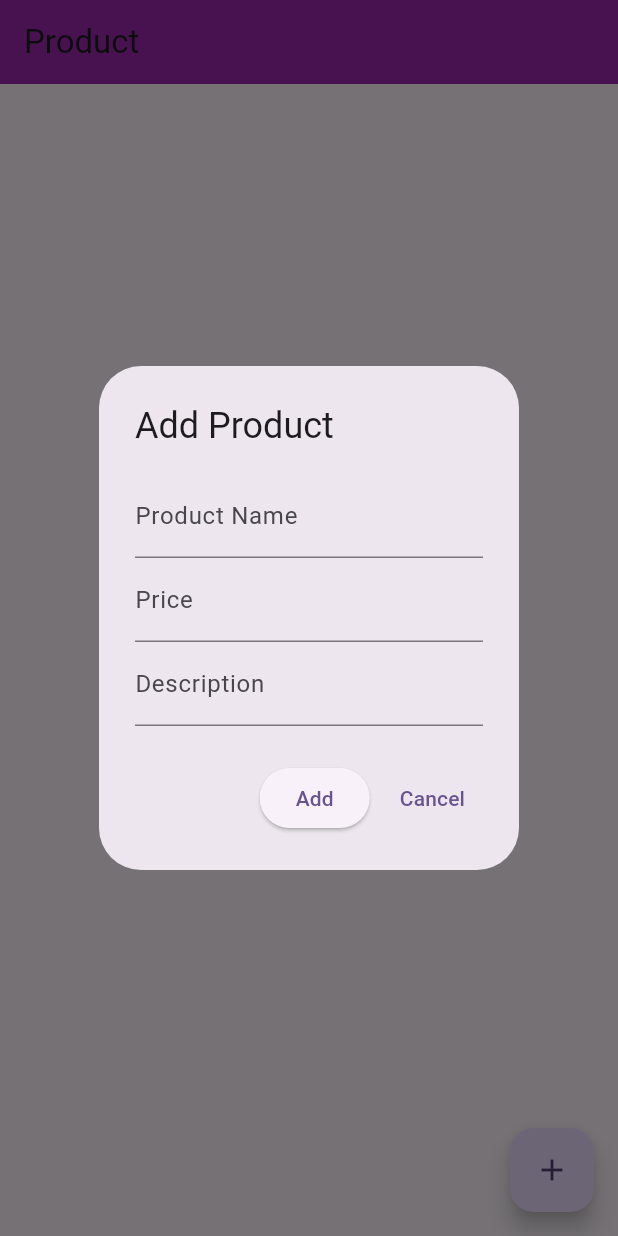
After one commit to P4korn/mobiledev2, a Flutter app: the ProductAPICall screen opened directly, after a tap on the "add" icon, on a phone screen of 412 x 824 dp. The commit adds this screen. Run offline on Flutter 3.47's test engine with Material 3 defaults, Android fonts, the phone set to English and light mode, and no system bars; our stand-ins replace cloud_firestore, firebase_core; accounts and stored records are empty; network calls fail.

Commit message:
homework3

```diff
--- /dev/null
+++ b/lib/Api_/product_api.dart
@@ -0,0 +1,76 @@
+import 'dart:convert';
+import 'package:flutter/material.dart';
+import 'package:http/http.dart' as http;
+import 'package:mobiledev2/model/product_data.dart';
+
+class ProductApiService {
+  static const String baseUrl = 'http://10.0.2.2:8001';
+
+  // Fetch (GET) Products
+  Future<List<ProductData>> fetchProducts() async {
+    try {
+      var response = await http.get(Uri.parse('$baseUrl/products'));
+      if (response.statusCode == 200) {
+        List<dynamic> jsonList = jsonDecode(response.body);
+        return jsonList.map((item) => ProductData.fromJson(item)).toList();
+      } else {
+        throw Exception("Failed to load products");
+      }
+    } catch (e) {
+      throw Exception("Error: $e");
+    }
+  }
+
+  // Create (POST) Product
+  Future<bool> createProduct(ProductData product) async {
+    try {
+      var response = await http.post(
+        Uri.parse('$baseUrl/products'),
+        headers: {"Content-Type": "application/json"},
+        body: jsonEncode(product.toJson()),
+      );
+
+      if (response.statusCode == 201) {
+        return true; // Product successfully created
+      } else {
+        return false; // Failed to create product
+      }
+    } catch (e) {
+      throw Exception("Error: $e");
+    }
+  }
+
+  Future<bool> updateProduct(ProductData product) async {
+    try {
+      final response = await http.put(
+        Uri.parse(
+            '$baseUrl/products/${product.id}'), // Use the product ID to update
+        headers: {"Content-Type": "application/json"},
+        body: jsonEncode(product.toJson()), // Convert object to JSON
+      );
+      if (response.statusCode == 200) {
+        return true;
+      } else {
+        return false;
+      }
+    } catch (e) {
+      throw Exception("Error: $e");
+    }
+
+// Return true if update is successful
+  }
+
+  Future<bool> deleteProduct(int id) async {
+    try {
+      final response = await http.delete(
+          Uri.parse('$baseUrl/products/$id')); // Use the product ID to delete
+      if (response.statusCode == 200) {
+        return true;
+      } else {
+        return false; // Return false if delete is unsuccessful
+      }
+    } catch (e) {
+      throw Exception("Error:$e");
+    }
+  }
+}
--- /dev/null
+++ b/lib/Api_/product_list.dart
@@ -0,0 +1,349 @@
+import 'dart:convert';
+
+import 'package:flutter/material.dart';
+import 'package:http/http.dart' as http;
+import 'package:mobiledev2/Api_/product_api.dart';
+import 'package:mobiledev2/model/product_data.dart';
+
+class ProductAPICall extends StatefulWidget {
+  const ProductAPICall({super.key});
+
+  @override
+  State<ProductAPICall> createState() => _ProductAPICallState();
+}
+
+class _ProductAPICallState extends State<ProductAPICall> {
+  List<ProductData> products = [];
+  final ProductApiService productapi = ProductApiService();
+
+  Future<void> fetchData() async {
+    try {
+      List<ProductData> fetchedProducts = await productapi.fetchProducts();
+      setState(() {
+        products = fetchedProducts;
+      });
+    } catch (e) {
+      print(e);
+    }
+  }
+
+  Future<void> addProduct(String name, double price, String description) async {
+    ProductData newProduct = ProductData(
+      name: name,
+      price: price,
+      description: description,
+    );
+
+    bool success = await productapi.createProduct(newProduct);
+
+    if (success) {
+      // Show success SnackBar
+      ScaffoldMessenger.of(context).showSnackBar(
+        SnackBar(content: Text('Product added successfully!')),
+      );
+      fetchData(); // Refresh product list
+    } else {
+      // Show error SnackBar
+      ScaffoldMessenger.of(context).showSnackBar(
+        SnackBar(content: Text('Failed to add product. Please try again.')),
+      );
+    }
+  }
+
+  void showAddProductDialog() {
+    final TextEditingController nameController = TextEditingController();
+    final TextEditingController priceController = TextEditingController();
+    final TextEditingController descriptionController = TextEditingController();
+
+    String? nameError;
+    String? priceError;
+    String? descriptionError;
+
+    showDialog(
+      context: context,
+      builder: (context) {
+        return StatefulBuilder(builder: (context, setState) {
+          return AlertDialog(
+            title: const Text("Add Product"),
+            content: Column(
+              mainAxisSize: MainAxisSize.min,
+              children: [
+                TextField(
+                  controller: nameController,
+                  decoration: InputDecoration(
+                      labelText: "Product Name", errorText: nameError),
+                ),
+                TextField(
+                  controller: priceController,
+                  decoration: InputDecoration(
+                      labelText: "Price", errorText: priceError),
+                  keyboardType: TextInputType.number,
+                ),
+                TextField(
+                    controller:
+                        descriptionController, // Added description field
+                    decoration: InputDecoration(
+                        labelText: "Description", errorText: descriptionError)),
+              ],
+            ),
+            actions: [
+              ElevatedButton(
+                onPressed: () {
+                  setState(() {
+                    nameError = null;
+                    priceError = null;
+                    descriptionError = null;
+                  });
+
+                  String name = nameController.text;
+                  double? price = double.tryParse(priceController.text);
+                  String description =
+                      descriptionController.text; // Capture description
+
+                  bool valid = true;
+
+                  // Validate name
+                  if (name.isEmpty) {
+                    setState(() {
+                      nameError = 'Name is required';
+                    });
+                    valid = false;
+                  }
+
+                  // Validate price
+                  if (price == null || price <= 0) {
+                    setState(() {
+                      priceError = 'Enter a valid price';
+                    });
+                    valid = false;
+                  }
+
+                  // Validate description
+                  if (description.isEmpty) {
+                    setState(() {
+                      descriptionError = 'Description is required';
+                    });
+                    valid = false;
+                  }
+
+                  if (valid) {
+                    // If all fields are valid, add the product
+                    addProduct(name, price!, description);
+                    Navigator.pop(context); // Close dialog after adding
+                  }
+                },
+                child: const Text("Add"),
+              ),
+              TextButton(
+                onPressed: () => Navigator.pop(context), // Close dialog
+                child: const Text("Cancel"),
+              ),
+            ],
+          );
+        });
+      },
+    );
+  }
+
+  Future<void> updateProduct(
+      int id, String name, double price, String description) async {
+    ProductData updatedProduct = ProductData(
+      id: id,
+      name: name,
+      price: price,
+      description: description,
+    );
+
+    bool success = await productapi.updateProduct(updatedProduct);
+
+    if (success) {
+      ScaffoldMessenger.of(context).showSnackBar(
+        SnackBar(content: Text('Product updated successfully!')),
+      );
+      fetchData(); // Refresh product list
+    } else {
+      ScaffoldMessenger.of(context).showSnackBar(
+        SnackBar(content: Text('Failed to update product. Please try again.')),
+      );
+    }
+  }
+
+  void showUpdateProductDialog(ProductData product) {
+    final TextEditingController nameController =
+        TextEditingController(text: product.name);
+    final TextEditingController priceController =
+        TextEditingController(text: product.price.toString());
+    final TextEditingController descriptionController =
+        TextEditingController(text: product.description);
+
+    String? nameError;
+    String? priceError;
+    String? descriptionError;
+
+    showDialog(
+      context: context,
+      builder: (context) {
+        return StatefulBuilder(
+          builder: (context, setState) {
+            return AlertDialog(
+              title: const Text("Update Product"),
+              content: Column(
+                mainAxisSize: MainAxisSize.min,
+                children: [
+                  TextField(
+                    controller: nameController,
+                    decoration: InputDecoration(
+                        labelText: "Product Name", errorText: nameError),
+                  ),
+                  TextField(
+                    controller: priceController,
+                    decoration: InputDecoration(
+                        labelText: "Price", errorText: priceError),
+                    keyboardType: TextInputType.number,
+                  ),
+                  TextField(
+                    controller: descriptionController,
+                    decoration: InputDecoration(
+                        labelText: "Description", errorText: descriptionError),
+                  ),
+                ],
+              ),
+              actions: [
+                ElevatedButton(
+                  onPressed: () {
+                    String name = nameController.text.trim();
+                    double? price =
+                        double.tryParse(priceController.text.trim());
+                    String description = descriptionController.text.trim();
+
+                    setState(() {
+                      nameError = name.isEmpty ? 'Name is required' : null;
+                      priceError = (price == null || price <= 0)
+                          ? 'Enter a valid price'
+                          : null;
+                      descriptionError = description.isEmpty
+                          ? 'Description is required'
+                          : null;
+                    });
+
+                    if (nameError == null &&
+                        priceError == null &&
+                        descriptionError == null) {
+                      updateProduct(product.id!, name, price!, description);
+                      Navigator.pop(context);
+                    }
+                  },
+                  child: const Text("Update"),
+                ),
+                TextButton(
+                  onPressed: () => Navigator.pop(context),
+                  child: const Text("Cancel"),
+                ),
+              ],
+            );
+          },
+        );
+      },
+    );
+  }
+
+  void showProductOptions(ProductData product) {
+    showModalBottomSheet(
+      context: context,
+      builder: (BuildContext context) {
+        return Wrap(
+          children: [
+            ListTile(
+              leading: Icon(Icons.edit),
+              title: Text('Edit Product'),
+              onTap: () {
+                Navigator.pop(context); // Close the bottom sheet
+                showUpdateProductDialog(product); // Open update dialog
+              },
+            ),
+            ListTile(
+              leading: Icon(Icons.delete, color: Colors.red),
+              title: Text('Delete Product'),
+              onTap: () {
+                Navigator.pop(context); // Close the bottom sheet
+                confirmDeleteProduct(product.id!);
+              },
+            ),
+          ],
+        );
+      },
+    );
+  }
+
+  void confirmDeleteProduct(int id) {
+    showDialog(
+      context: context,
+      builder: (BuildContext context) {
+        return AlertDialog(
+          title: Text("Confirm Delete"),
+          content: Text("Are you sure you want to delete this product?"),
+          actions: [
+            TextButton(
+              onPressed: () => Navigator.pop(context), // Close dialog
+              child: Text("Cancel"),
+            ),
+            TextButton(
+              onPressed: () async {
+                Navigator.pop(context); // Close dialog
+                bool success = await productapi.deleteProduct(id);
+                if (success) {
+                  ScaffoldMessenger.of(context).showSnackBar(
+                    SnackBar(content: Text('Product deleted successfully!')),
+                  );
+                  fetchData(); // Refresh product list
+                } else {
+                  ScaffoldMessenger.of(context).showSnackBar(
+                    SnackBar(content: Text('Failed to delete product.')),
+                  );
+                }
+              },
+              child: Text("Delete", style: TextStyle(color: Colors.red)),
+            ),
+          ],
+        );
+      },
+    );
+  }
+
+  @override
+  void initState() {
+    super.initState();
+    fetchData();
+  }
+
+  @override
+  Widget build(BuildContext context) {
+    return Scaffold(
+        appBar: AppBar(
+          title: Text("Product"),
+          backgroundColor: Colors.purple,
+        ),
+        body: ListView.separated(
+            itemBuilder: (BuildContext context, int index) {
+              return ListTile(
+                leading: Text('${products[index].id}'),
+                title: Text(products[index].name),
+                subtitle: Text(products[index].description),
+                trailing: Text(
+                  '${products[index].price}',
+                  style: TextStyle(color: Colors.green, fontSize: 15),
+                ),
+                onTap: () {
+                  showProductOptions(products[index]);
+                },
+              );
+            },
+            separatorBuilder: (BuildContext context, int index) =>
+                const Divider(),
+            itemCount: products.length),
+        floatingActionButton: FloatingActionButton(
+          onPressed: showAddProductDialog,
+          child: Icon(Icons.add),
+        ));
+  }
+}
--- /dev/null
+++ b/lib/model/product_data.dart
@@ -0,0 +1,22 @@
+class ProductData {
+  final int? id;
+  final String name;
+  final String description;
+  final double price;
+
+  ProductData(
+      {this.id,
+      required this.name,
+      required this.description,
+      required this.price});
+
+  ProductData.fromJson(Map<String, dynamic> json)
+      : id = json['id'],
+        name = json['name'],
+        description = json['description'],
+        price = json['price'];
+
+  Map<String, dynamic> toJson() {
+    return {'name': name, 'description': description, 'price': price};
+  }
+}
```
Also changed, not shown: lib/main.dart (+8 -3 lines).
